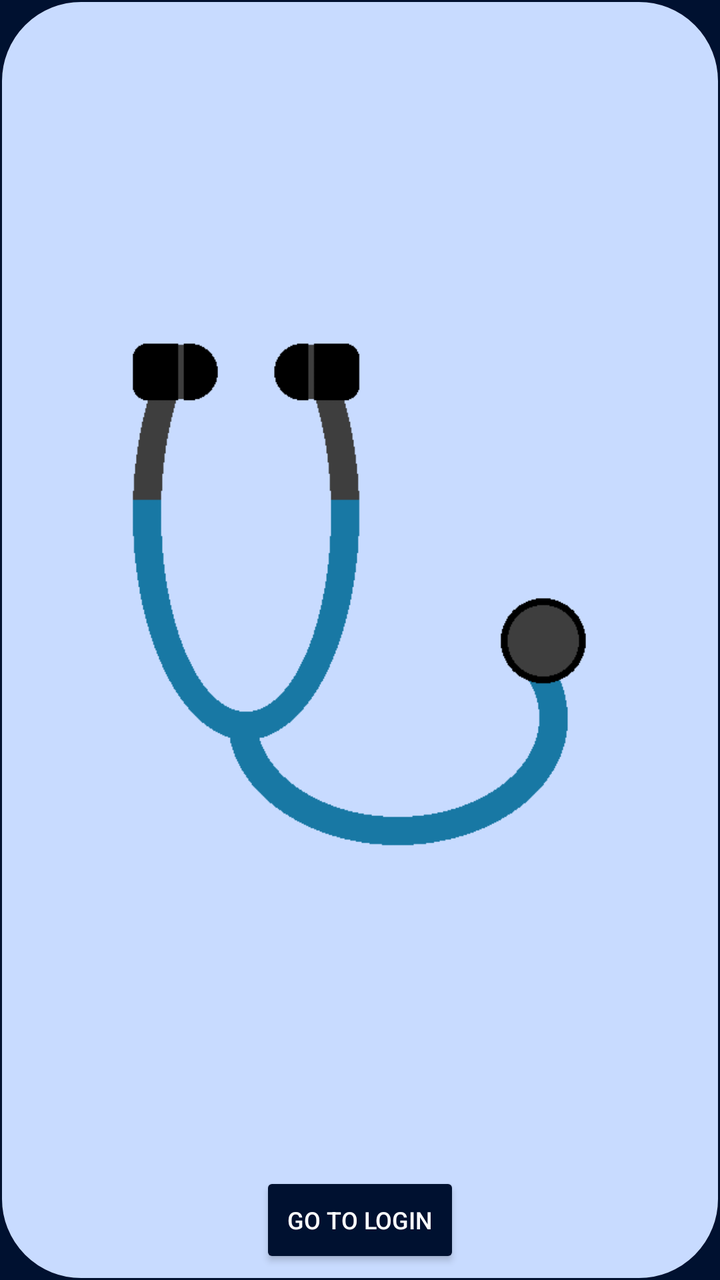
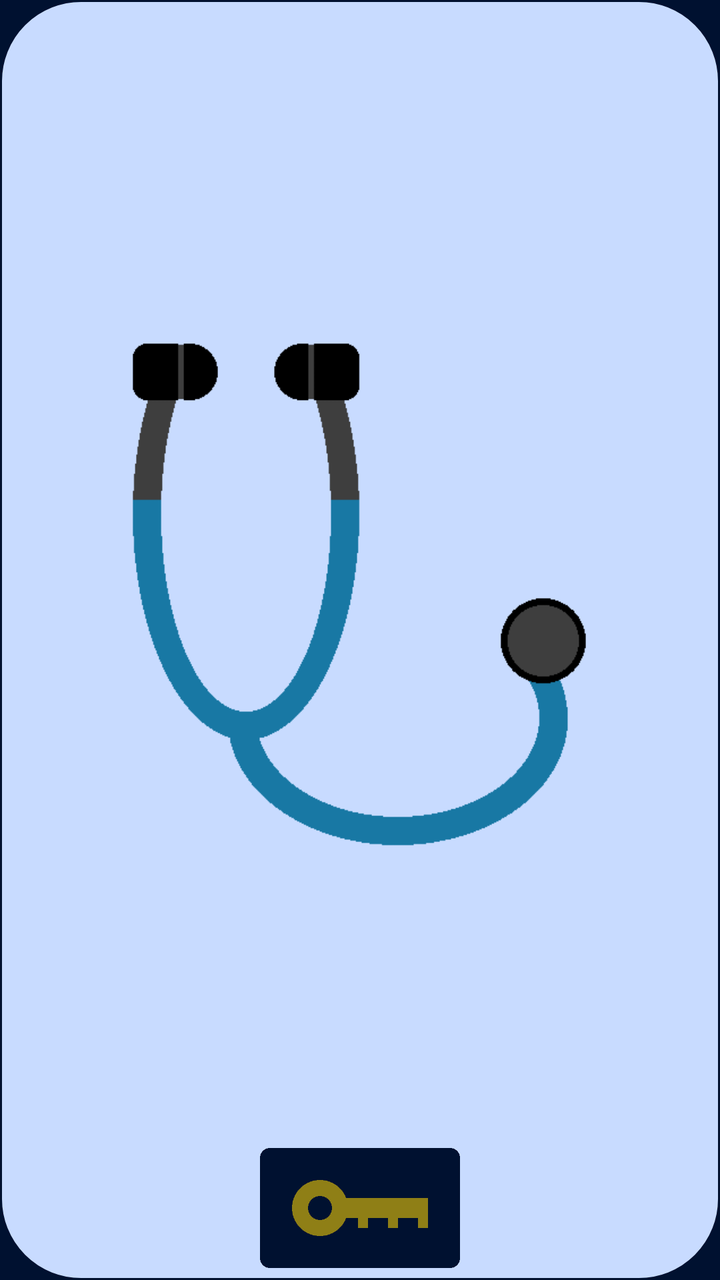

Compare the two renders of this Android layout. The source of the first and the diff that turns it into the second are given below.
<!-- AndroidManifest.xml: application theme Theme.Alexandermaynard_COMP304Lab3_Ex1 -->
<!-- res/layout/activity_main.xml -->
<?xml version="1.0" encoding="utf-8"?>
<androidx.constraintlayout.widget.ConstraintLayout xmlns:android="http://schemas.android.com/apk/res/android"
    xmlns:app="http://schemas.android.com/apk/res-auto"
    xmlns:tools="http://schemas.android.com/tools"
    android:id="@+id/main"
    android:layout_width="match_parent"
    android:layout_height="match_parent"
    style="@style/activity_frame_layout_margin"
    android:background="@drawable/content_frame_border"
    tools:context=".MainActivity">

    
    <ImageView
        android:id="@+id/main_image_view"
        android:layout_width="wrap_content"
        android:layout_height="wrap_content"
        android:layout_marginStart="-100dp"
        android:contentDescription="@string/app_logo_text"
        android:cropToPadding="true"
        app:layout_constraintBottom_toBottomOf="parent"
        app:layout_constraintEnd_toEndOf="parent"
        app:layout_constraintHorizontal_bias="0.495"
        app:layout_constraintStart_toStartOf="parent"
        app:layout_constraintTop_toTopOf="parent"
        app:layout_constraintVertical_bias="0.331"
        app:srcCompat="@drawable/stethoscope" />

    
    <Button
        android:id="@+id/to_login_page_btn"
        style="@style/regular_button"
        android:text="@string/to_login_page_btn_text"
        app:layout_constraintBottom_toBottomOf="parent"
        app:layout_constraintEnd_toEndOf="parent"
        app:layout_constraintStart_toStartOf="parent" />

</androidx.constraintlayout.widget.ConstraintLayout>
<!-- resources referenced by this layout -->
<resources>
  <!-- drawable content_frame_border (drawable) -->
  <?xml version="1.0" encoding="utf-8"?>
  <shape xmlns:android="http://schemas.android.com/apk/res/android">
      
      <solid android:color="@color/light_blue"/>
      
      <corners android:radius="40dp"/>
      
      <stroke android:width="1dp" android:color="@color/dark_blue"/>
      
      <padding android:bottom="0dp" android:left="10dp" android:right="10dp" android:top="0dp"/>
  </shape>
  <!-- drawable stethoscope: png bitmap (drawable, 4568 bytes) -->
  <string name="app_logo_text">Cartoon stethoscope image</string>
  <string name="to_login_page_btn_text">Go to login</string>
  <style name="activity_frame_layout_margin">
          <item name="android:layout_margin">10dp</item>
      </style>
  <style name="regular_button">
          <item name="android:layout_width">100dp</item>
          <item name="android:layout_height">48dp</item>
          <item name="android:textColor">@color/white</item>
          <item name="android:backgroundTint">@color/dark_blue</item>
          <item name="android:layout_marginBottom">6dp</item>
          <item name="android:textSize">12sp</item>
      </style>
  <style name="Theme.Alexandermaynard_COMP304Lab3_Ex1" parent="Base.Theme.Alexandermaynard_COMP304Lab3_Ex1" />
  <color name="light_blue">#C8DBFF</color>
  <color name="dark_blue">#001130</color>
  <color name="white">#FFFFFFFF</color>
  <style name="Base.Theme.Alexandermaynard_COMP304Lab3_Ex1" parent="Theme.MaterialComponents.DayNight.DarkActionBar">
          
          <item name="colorPrimary">@color/dark_blue</item>
          <item name="colorSecondary">@color/white</item>
          <item name="android:textColor">@color/dark_blue</item>
          <item name="android:windowBackground">@color/dark_blue</item>
          <item name="android:textSize">18sp</item>
      </style>
</resources>

<!-- the commit's change to res/layout/activity_main.xml (unified diff, before → after) -->
@@ -25,11 +25,13 @@
         app:layout_constraintVertical_bias="0.331"
         app:srcCompat="@drawable/stethoscope" />
 
+
     
-    <Button
+    <ImageButton
         android:id="@+id/to_login_page_btn"
-        style="@style/regular_button"
-        android:text="@string/to_login_page_btn_text"
+        style="@style/login_image_button"
+        android:background="@drawable/login_btn_image"
+        android:contentDescription="@string/login_button_content_description"
         app:layout_constraintBottom_toBottomOf="parent"
         app:layout_constraintEnd_toEndOf="parent"
         app:layout_constraintStart_toStartOf="parent" />
<!-- resource entries referenced after the edit -->
@@ -12,24 +12,22 @@
       
       <padding android:bottom="0dp" android:left="10dp" android:right="10dp" android:top="0dp"/>
   </shape>
+  <!-- drawable login_btn_image: png bitmap (drawable, 2221 bytes) -->
   <!-- drawable stethoscope: png bitmap (drawable, 4568 bytes) -->
   <string name="app_logo_text">Cartoon stethoscope image</string>
-  <string name="to_login_page_btn_text">Go to login</string>
+  <string name="login_button_content_description">Login button with a key image</string>
   <style name="activity_frame_layout_margin">
           <item name="android:layout_margin">10dp</item>
       </style>
-  <style name="regular_button">
+  <style name="login_image_button">
           <item name="android:layout_width">100dp</item>
-          <item name="android:layout_height">48dp</item>
-          <item name="android:textColor">@color/white</item>
-          <item name="android:backgroundTint">@color/dark_blue</item>
+          <item name="android:layout_height">60dp</item>
           <item name="android:layout_marginBottom">6dp</item>
           <item name="android:textSize">12sp</item>
       </style>
   <style name="Theme.Alexandermaynard_COMP304Lab3_Ex1" parent="Base.Theme.Alexandermaynard_COMP304Lab3_Ex1" />
   <color name="light_blue">#C8DBFF</color>
   <color name="dark_blue">#001130</color>
-  <color name="white">#FFFFFFFF</color>
   <style name="Base.Theme.Alexandermaynard_COMP304Lab3_Ex1" parent="Theme.MaterialComponents.DayNight.DarkActionBar">
           
           <item name="colorPrimary">@color/dark_blue</item>
@@ -38,5 +36,6 @@
           <item name="android:windowBackground">@color/dark_blue</item>
           <item name="android:textSize">18sp</item>
       </style>
+  <color name="white">#FFFFFFFF</color>
 </resources>
 
